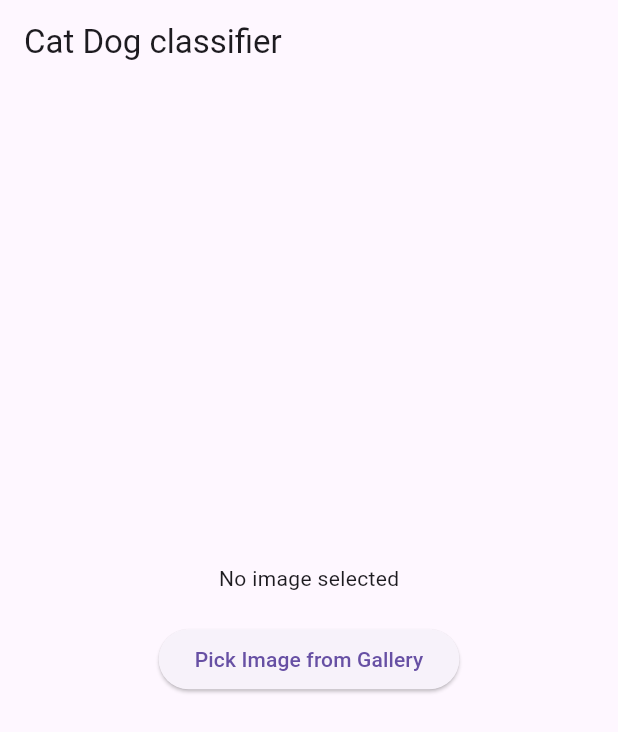
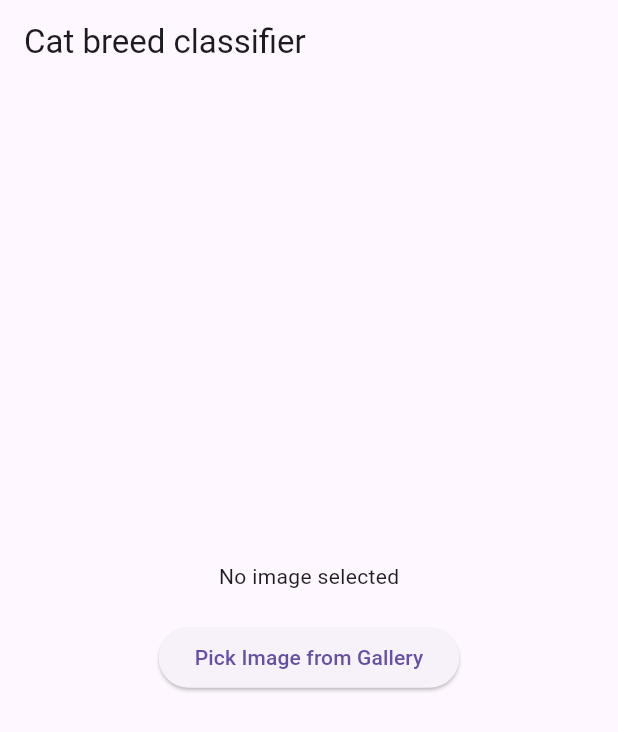
Before and after one commit to antonrejoe/image_classif_flask_002, a Flutter app: the screen it shows after launch, after a tap on "Pick Image from Gallery", on a phone screen of 412 x 824 dp. Shown: the top 732 px of the screen. Run offline on Flutter 3.47's test engine with Material 3 defaults, Android fonts, the phone set to English and light mode, and no system bars; our stand-ins replace image_picker.

Commit message:
final change

```diff
--- a/lib/main.dart
+++ b/lib/main.dart
@@ -1,6 +1,5 @@
-// import 'dart:convert';
+import 'dart:convert';
 import 'dart:io';
-import 'package:flutter/foundation.dart';
 import 'package:flutter/material.dart';
 import 'package:image_picker/image_picker.dart';
 import 'package:http/http.dart' as http;
@@ -30,35 +29,37 @@ class _ImagePickerDemoState extends State<ImagePickerDemo> {
   final ImagePicker _picker = ImagePicker();
   XFile? _image;
   File? file;
-  var result= "";
-  // var dataList = [];
+  var result = "";
 
   Future<void> _pickImage() async {
     try {
       final XFile? image = await _picker.pickImage(source: ImageSource.gallery);
+      result = "";
       setState(() {
         _image = image;
-        file = File(image!.path);
+        file = image != null ? File(image.path) : null;
       });
-      await classifyImage(file!);
+      if (file != null) {
+        await uploadImage();
+      }
     } catch (e) {
       print('Error picking image: $e');
     }
     print('Image picked successfully: $_image');
   }
 
-uploadImage() async {
-  var uri = Uri.parse('http://your-flask-server-url/upload');
+  Future<void> uploadImage() async {
+    if (_image == null) return;
 
-  // Replace 'image.path' with the path of your image file
-  var image = File('path_to_your_image.jpg');
+    var uri = Uri.parse('https://cat-breed-classifer-c2zvybgmgq-uc.a.run.app/upload');
+    var request = http.MultipartRequest('POST', uri);
 
-  var request = http.MultipartRequest('POST', uri);
-  String mimeType = lookupMimeType(image.path) ?? 'application/octet-stream';
+    String? mimeType = lookupMimeType(_image!.path) ?? 'application/octet-stream';
     var mimeTypeData = mimeType.split('/');
+
     request.files.add(await http.MultipartFile.fromPath(
       'photo',
-    image.path,
+      _image!.path,
       contentType: MediaType(mimeTypeData[0], mimeTypeData[1]),
     ));
 
@@ -66,24 +67,25 @@ uploadImage() async {
 
     if (response.statusCode == 200) {
       final responseBody = await response.stream.bytesToString();
-    // Redirect to the result route in your Flutter app
-    var result = json.decode(responseBody);
-    var label = result['label'];
-    var probability = result['probability'];
-
-    // Now you can use this data to navigate or display in your Flutter app
+      setState(() {
+        var resultData = json.decode(responseBody);
+        var label = resultData['result'];
+        var probability = resultData['probability'];
+        result = "Label: $label, Probability: $probability";
+      });
     } else {
-    // Handle error response
+      setState(() {
+        result = 'Failed to upload image';
+      });
       print('Failed to upload image');
     }
   }
-
 
   @override
   Widget build(BuildContext context) {
     return Scaffold(
       appBar: AppBar(
-        title: Text('Cat Dog classifier'),
+        title: Text('Cat breed classifier'),
       ),
       body: Center(
         child: Column(
@@ -92,8 +94,8 @@ uploadImage() async {
             if (_image != null)
               Image.file(
                 File(_image!.path),
-                height: 200,
-                width: 200,
+                height: 500,
+                width: 500,
                 fit: BoxFit.cover,
               )
             else
@@ -104,8 +106,15 @@ uploadImage() async {
               child: Text('Pick Image from Gallery'),
             ),
             SizedBox(height: 20),
-            Text(parse(result).body?.text ?? ''),
-          ],
+            Text(parse(result).body?.text ?? '',
+             style: TextStyle(
+            // Define your text style properties here
+          fontSize: 16, // Example font size
+          fontWeight: FontWeight.bold, // Example font weight
+          fontStyle: FontStyle.italic, // Example font style
+          color: Colors.blue, // Example text color
+          // Add more properties as needed
+        )),],
         ),
       ),
     );
```
Lines whose indentation alone changed are shown as unchanged.
